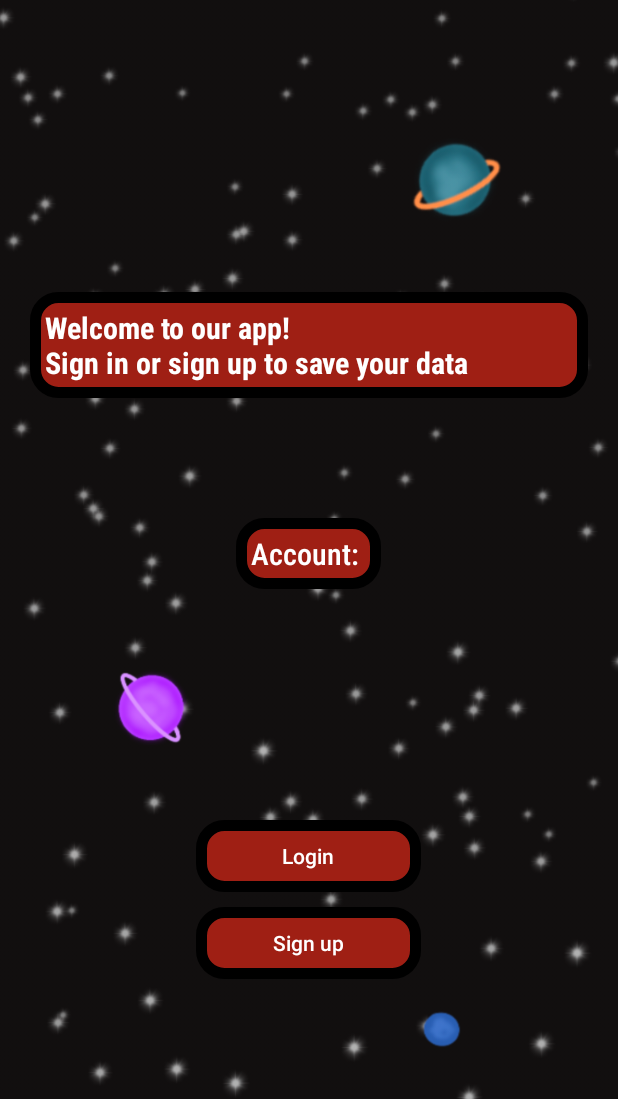
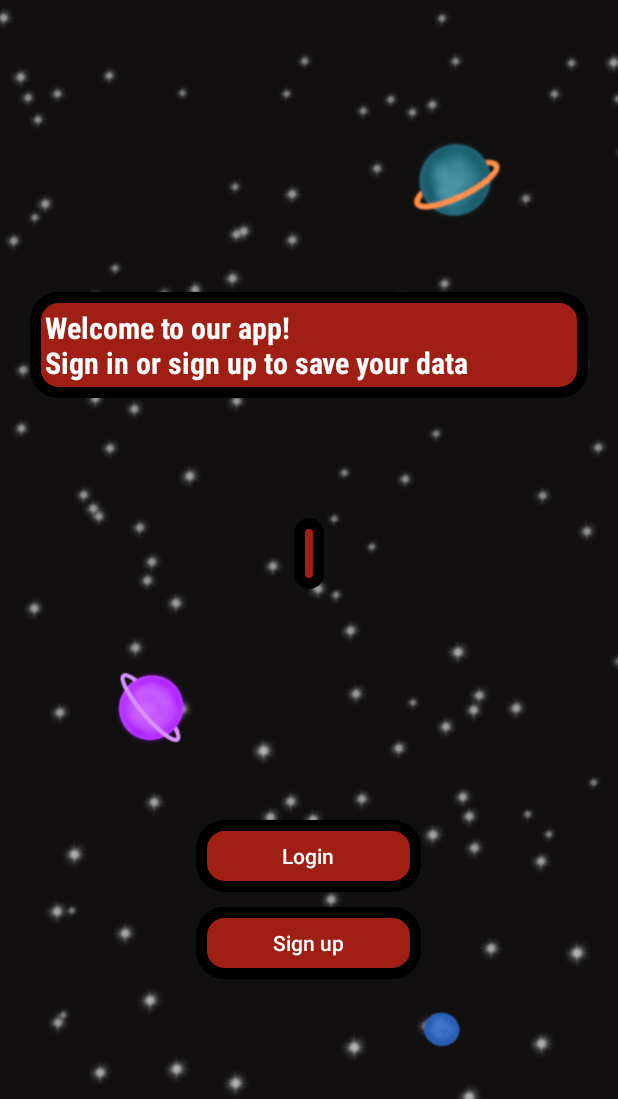
Before and after one commit to Benedettatotaro/IntoSpace, an Android app: the HomeFragment screen opened directly, with no data from a screen before it, on a phone screen of 412 x 824 dp, the part 137-1236 px from its top. Run offline under Robolectric (Android 15) with nearby library versions, the phone set to English and light mode, and no system bars.

Commit message:
commit finale

```diff
--- a/app/src/main/java/it/uniba/dib/sms22238/ingress/HomeFragment.java
+++ b/app/src/main/java/it/uniba/dib/sms22238/ingress/HomeFragment.java
@@ -41,7 +41,9 @@ public class HomeFragment extends Fragment {
         backBtn=v.findViewById(R.id.back_arrow);
 
         prefs=getActivity().getSharedPreferences("game",getActivity().MODE_PRIVATE);
-        account.setText("Account: " + prefs.getString("email",""));
+        if(!prefs.getString("email","").isEmpty()){
+            account.setText("Account: " + prefs.getString("email",""));
+        }
 
         backBtn.setOnClickListener(view -> {
                 getActivity().onBackPressed();
```
